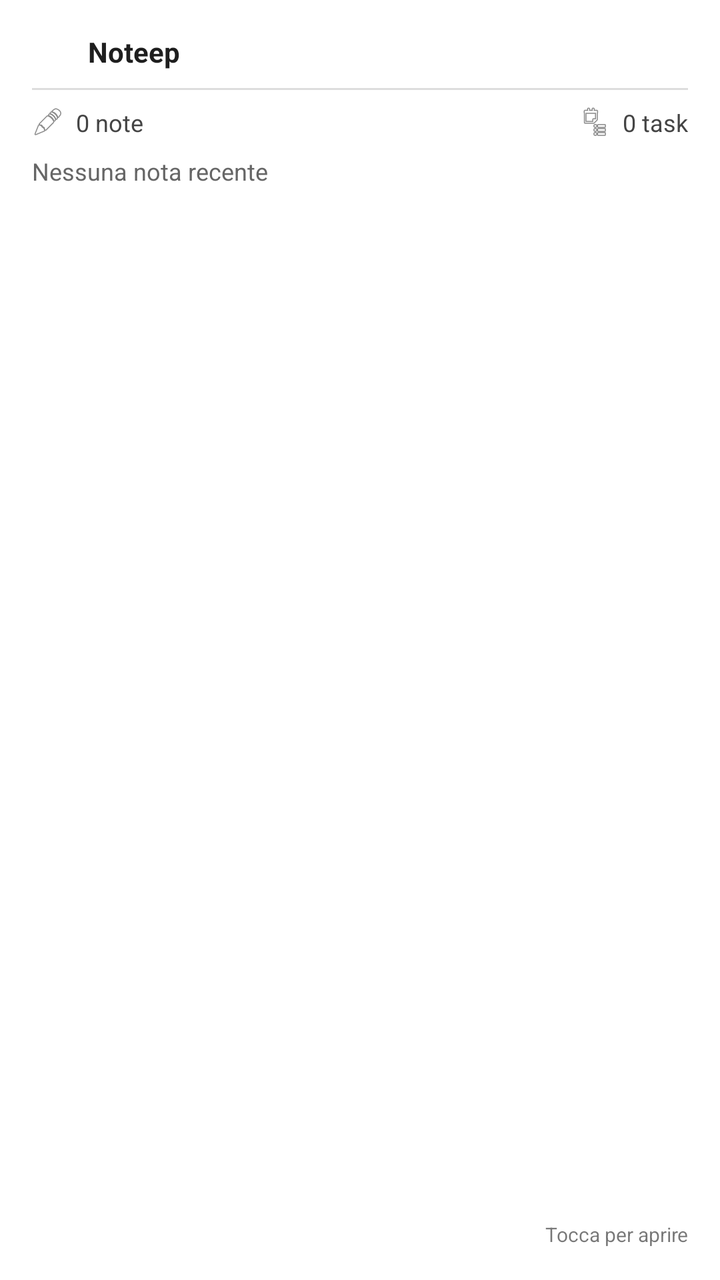
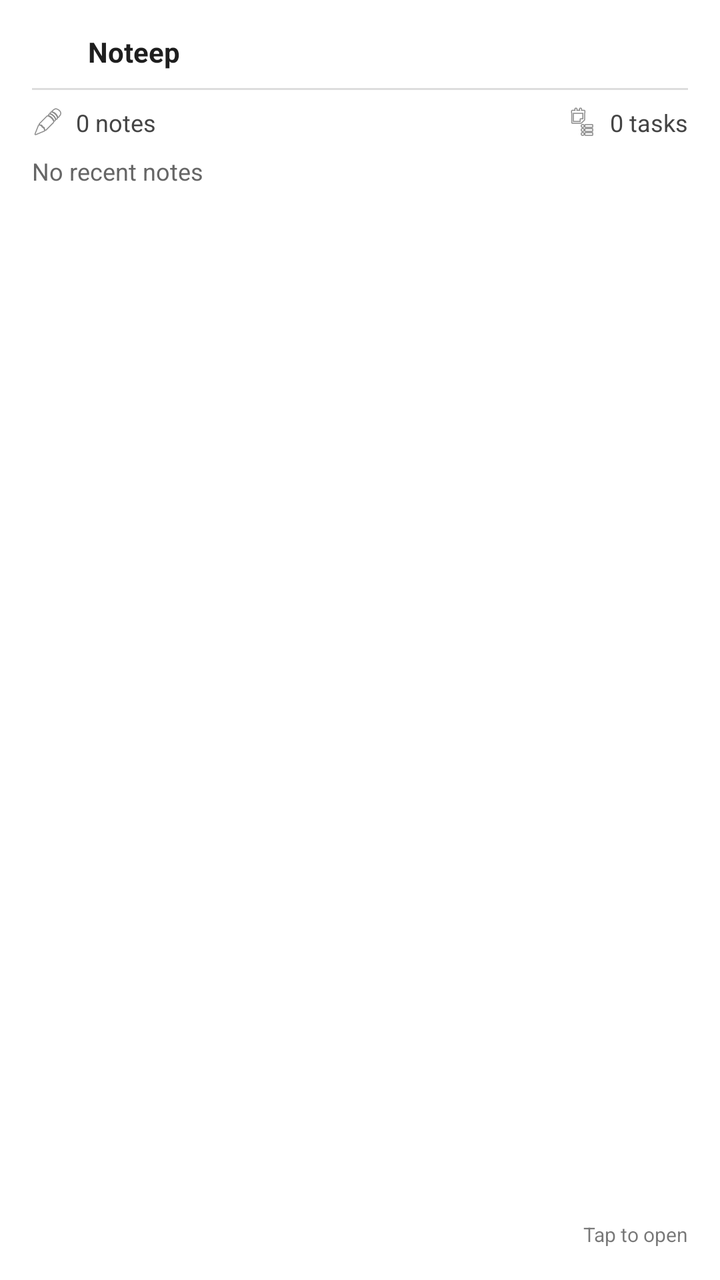

Before-and-after screenshots of an Android layout around one commit, followed by the original layout XML and the change that was made.
<!-- AndroidManifest.xml: fallback theme Theme.MaterialComponents.DayNight.NoActionBar -->
<!-- res/layout/noteep_widget.xml -->
<?xml version="1.0" encoding="utf-8"?>
<LinearLayout
    xmlns:android="http://schemas.android.com/apk/res/android"
    android:layout_width="match_parent"
    android:layout_height="match_parent"
    android:orientation="vertical"
    android:background="@drawable/widget_background"
    android:padding="16dp">

    <LinearLayout
        android:layout_width="match_parent"
        android:layout_height="wrap_content"
        android:orientation="horizontal"
        android:gravity="center_vertical">

        <ImageView
            android:layout_width="20dp"
            android:layout_height="20dp"
            android:src="@mipmap/ic_launcher"
            android:contentDescription="Noteep" />

        <TextView
            android:layout_width="0dp"
            android:layout_height="wrap_content"
            android:layout_weight="1"
            android:layout_marginStart="8dp"
            android:text="Noteep"
            android:textStyle="bold"
            android:textSize="14sp"
            android:textColor="#FF1E1E1E" />
    </LinearLayout>

    <View
        android:layout_width="match_parent"
        android:layout_height="1dp"
        android:layout_marginTop="8dp"
        android:layout_marginBottom="8dp"
        android:background="#22000000" />

    <LinearLayout
        android:layout_width="match_parent"
        android:layout_height="wrap_content"
        android:orientation="horizontal"
        android:gravity="center_vertical">

        <ImageView
            android:layout_width="16dp"
            android:layout_height="16dp"
            android:src="@android:drawable/ic_menu_edit"
            android:contentDescription="Note" />

        <TextView
            android:id="@+id/widget_note_count"
            android:layout_width="0dp"
            android:layout_height="wrap_content"
            android:layout_weight="1"
            android:layout_marginStart="6dp"
            android:text="0 note"
            android:textSize="12sp"
            android:textColor="#FF444444" />

        <ImageView
            android:layout_width="16dp"
            android:layout_height="16dp"
            android:src="@android:drawable/ic_menu_agenda"
            android:contentDescription="Task" />

        <TextView
            android:id="@+id/widget_task_count"
            android:layout_width="wrap_content"
            android:layout_height="wrap_content"
            android:layout_marginStart="6dp"
            android:text="0 task"
            android:textSize="12sp"
            android:textColor="#FF444444" />
    </LinearLayout>

    <TextView
        android:id="@+id/widget_latest_note"
        android:layout_width="match_parent"
        android:layout_height="0dp"
        android:layout_weight="1"
        android:layout_marginTop="8dp"
        android:text="Nessuna nota recente"
        android:textSize="12sp"
        android:textColor="#FF666666"
        android:maxLines="3"
        android:ellipsize="end" />

    <TextView
        android:layout_width="match_parent"
        android:layout_height="wrap_content"
        android:layout_marginTop="4dp"
        android:text="Tocca per aprire"
        android:textSize="10sp"
        android:textColor="#88000000"
        android:gravity="end" />

</LinearLayout>
<!-- resources referenced by this layout -->
<resources>
  <!-- drawable widget_background (drawable) -->
  <?xml version="1.0" encoding="utf-8"?>
  <shape xmlns:android="http://schemas.android.com/apk/res/android"
      android:shape="rectangle">
      <solid android:color="#FFFFFFFF" />
      <corners android:radius="16dp" />
  </shape>
  <!-- mipmap ic_launcher (mipmap-anydpi-v26) -->
  <?xml version="1.0" encoding="utf-8"?>
  <adaptive-icon xmlns:android="http://schemas.android.com/apk/res/android">
      <background android:drawable="@color/ic_launcher_background" />
      <foreground android:drawable="@mipmap/ic_launcher_foreground" />
      <monochrome android:drawable="@mipmap/ic_launcher_monochrome" />
  </adaptive-icon>
  <color name="ic_launcher_background">#3D3F4D</color>
</resources>

<!-- the commit's change to res/layout/noteep_widget.xml (unified diff, before → after) -->
@@ -47,7 +47,7 @@
             android:layout_width="16dp"
             android:layout_height="16dp"
             android:src="@android:drawable/ic_menu_edit"
-            android:contentDescription="Note" />
+            android:contentDescription="@string/widget_notes" />
 
         <TextView
             android:id="@+id/widget_note_count"
@@ -55,7 +55,7 @@
             android:layout_height="wrap_content"
             android:layout_weight="1"
             android:layout_marginStart="6dp"
-            android:text="0 note"
+            android:text="@string/widget_note_count_empty"
             android:textSize="12sp"
             android:textColor="#FF444444" />
 
@@ -63,14 +63,14 @@
             android:layout_width="16dp"
             android:layout_height="16dp"
             android:src="@android:drawable/ic_menu_agenda"
-            android:contentDescription="Task" />
+            android:contentDescription="@string/widget_tasks" />
 
         <TextView
             android:id="@+id/widget_task_count"
             android:layout_width="wrap_content"
             android:layout_height="wrap_content"
             android:layout_marginStart="6dp"
-            android:text="0 task"
+            android:text="@string/widget_task_count_empty"
             android:textSize="12sp"
             android:textColor="#FF444444" />
     </LinearLayout>
@@ -81,7 +81,7 @@
         android:layout_height="0dp"
         android:layout_weight="1"
         android:layout_marginTop="8dp"
-        android:text="Nessuna nota recente"
+        android:text="@string/widget_no_notes"
         android:textSize="12sp"
         android:textColor="#FF666666"
         android:maxLines="3"
@@ -91,7 +91,7 @@
         android:layout_width="match_parent"
         android:layout_height="wrap_content"
         android:layout_marginTop="4dp"
-        android:text="Tocca per aprire"
+        android:text="@string/widget_tap_to_open"
         android:textSize="10sp"
         android:textColor="#88000000"
         android:gravity="end" />
<!-- resource entries referenced after the edit -->
@@ -14,6 +14,12 @@
       <foreground android:drawable="@mipmap/ic_launcher_foreground" />
       <monochrome android:drawable="@mipmap/ic_launcher_monochrome" />
   </adaptive-icon>
+  <string name="widget_no_notes">No recent notes</string>
+  <string name="widget_note_count_empty">0 notes</string>
+  <string name="widget_notes">Notes</string>
+  <string name="widget_tap_to_open">Tap to open</string>
+  <string name="widget_task_count_empty">0 tasks</string>
+  <string name="widget_tasks">Tasks</string>
   <color name="ic_launcher_background">#3D3F4D</color>
 </resources>
 
